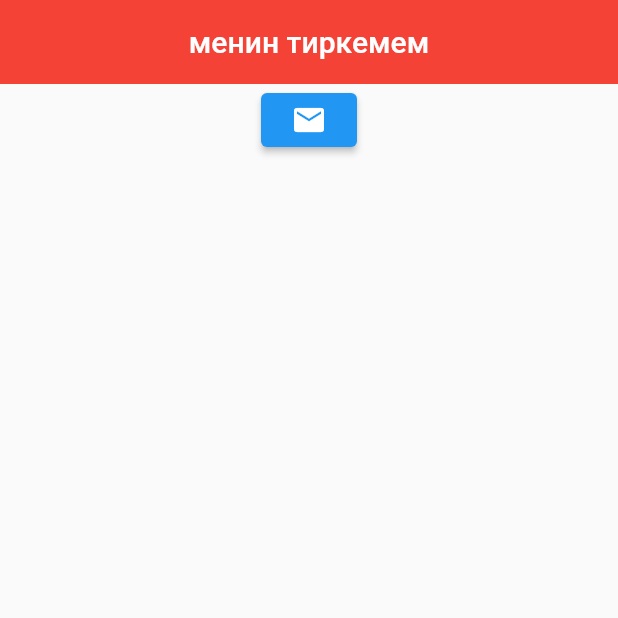
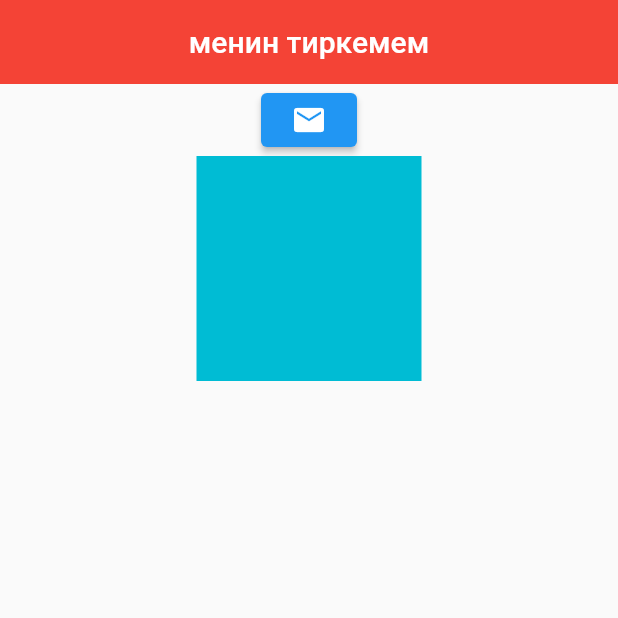
Before and after one commit to nurlanabdyrakhman/code_word, a Flutter app: the screen it shows after launch, on a phone screen of 412 x 824 dp, the top half of it. Run offline on Flutter 3.47's test engine with Material 2 defaults, Android fonts, the phone set to English and light mode, and no system bars; our stand-ins replace dio, font_awesome_flutter, get, internet_connection_checker, lottie, scrollable_positioned_list and 1 more.

Commit message:
container

```diff
--- a/lib/altyn.dart/newpage.dart
+++ b/lib/altyn.dart/newpage.dart
@@ -14,7 +14,19 @@ class _NewPageState extends State<NewPage> {
       appBar: AppBar(title: Text("менин тиркемем")),
       body: Center(
         child: Column(
-          children: [ElevatedButton(onPressed: () {}, child: Icon(Icons.mail))],
+          children: [
+            ElevatedButton(
+              onPressed: () {},
+              child: Icon(Icons.mail),
+            ),
+            Center(
+              child: Container(
+                height: 150,
+                width: 150,
+                color: Colors.cyan,
+              ),
+            )
+          ],
         ),
       ),
     );
```
